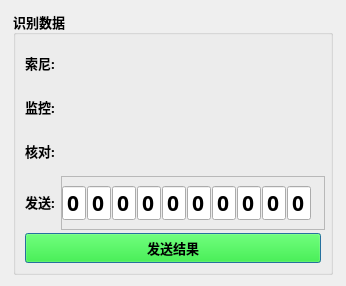
Qt form ResultDlg_Ui.ui (zzw168/MainCtl) before a commit.
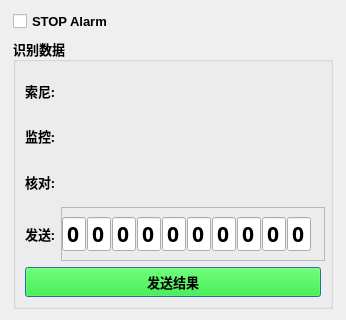
The same form after that commit.

What changed in the file:
```diff
--- a/ResultDlg_Ui.ui
+++ b/ResultDlg_Ui.ui
@@ -7,26 +7,26 @@
     <x>0</x>
     <y>0</y>
     <width>346</width>
-    <height>286</height>
+    <height>320</height>
    </rect>
   </property>
   <property name="minimumSize">
    <size>
     <width>346</width>
-    <height>286</height>
+    <height>320</height>
    </size>
   </property>
   <property name="maximumSize">
    <size>
     <width>346</width>
-    <height>286</height>
+    <height>320</height>
    </size>
   </property>
   <property name="windowTitle">
    <string>结果确认</string>
   </property>
   <layout class="QGridLayout" name="gridLayout">
-   <item row="0" column="0">
+   <item row="1" column="0">
     <widget class="QGroupBox" name="groupBox_8">
      <property name="minimumSize">
       <size>
@@ -555,6 +555,19 @@
      </layout>
     </widget>
    </item>
+   <item row="0" column="0">
+    <widget class="QCheckBox" name="checkBox_stop">
+     <property name="font">
+      <font>
+       <pointsize>10</pointsize>
+       <bold>true</bold>
+      </font>
+     </property>
+     <property name="text">
+      <string>STOP Alarm </string>
+     </property>
+    </widget>
+   </item>
   </layout>
  </widget>
  <resources/>
```
